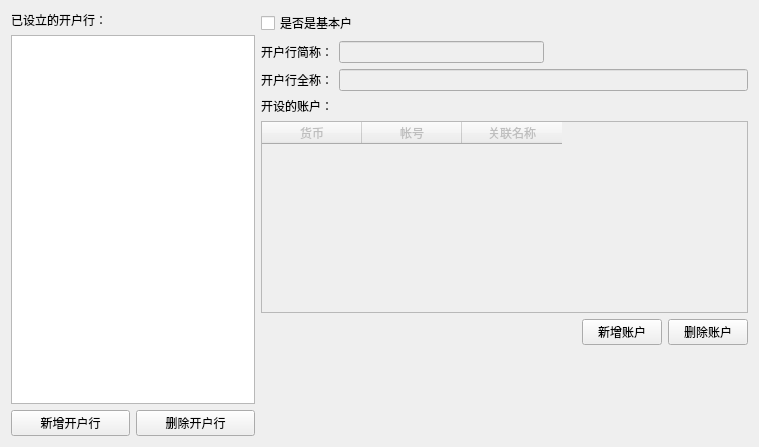
Qt form forms/apcbank.ui (wangkungit5905/PzAssistant) before a commit.
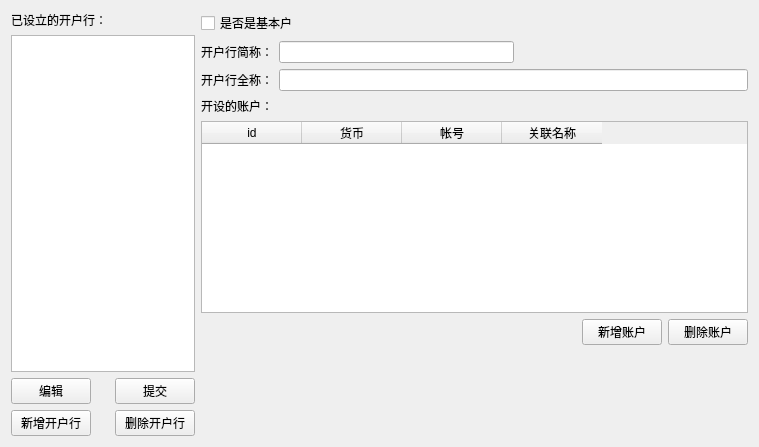
The same form after that commit.

```diff
--- a/forms/apcbank.ui
+++ b/forms/apcbank.ui
@@ -13,9 +13,9 @@
   <property name="windowTitle">
    <string>Form</string>
   </property>
-  <layout class="QHBoxLayout" name="horizontalLayout_5" stretch="1,2">
+  <layout class="QHBoxLayout" name="horizontalLayout_4" stretch="1,3">
    <item>
-    <layout class="QVBoxLayout" name="verticalLayout_4">
+    <layout class="QVBoxLayout" name="verticalLayout_3">
      <item>
       <widget class="QLabel" name="label">
        <property name="text">
@@ -24,19 +24,39 @@
       </widget>
      </item>
      <item>
-      <widget class="QListView" name="lstBank"/>
+      <widget class="QListWidget" name="lstBank"/>
      </item>
      <item>
-      <layout class="QHBoxLayout" name="horizontalLayout_4">
-       <item>
-        <widget class="QPushButton" name="btnNewBank">
+      <layout class="QGridLayout" name="gridLayout">
+       <property name="horizontalSpacing">
+        <number>24</number>
+       </property>
+       <property name="verticalSpacing">
+        <number>6</number>
+       </property>
+       <item row="0" column="0">
+        <widget class="QPushButton" name="editBank">
+         <property name="text">
+          <string>编辑</string>
+         </property>
+        </widget>
+       </item>
+       <item row="0" column="1">
+        <widget class="QPushButton" name="submit">
+         <property name="text">
+          <string>提交</string>
+         </property>
+        </widget>
+       </item>
+       <item row="1" column="0">
+        <widget class="QPushButton" name="newBank">
          <property name="text">
           <string>新增开户行</string>
          </property>
         </widget>
        </item>
-       <item>
-        <widget class="QPushButton" name="btnDelBank">
+       <item row="1" column="1">
+        <widget class="QPushButton" name="delBank">
          <property name="enabled">
           <bool>true</bool>
          </property>
@@ -73,7 +93,7 @@
        <item>
         <widget class="QLineEdit" name="edtBankName">
          <property name="enabled">
-          <bool>false</bool>
+          <bool>true</bool>
          </property>
         </widget>
        </item>
@@ -104,7 +124,7 @@
        <item>
         <widget class="QLineEdit" name="edtBankLName">
          <property name="enabled">
-          <bool>false</bool>
+          <bool>true</bool>
          </property>
         </widget>
        </item>
@@ -122,8 +142,16 @@
        <item>
         <widget class="QTableWidget" name="tvAccList">
          <property name="enabled">
-          <bool>false</bool>
+          <bool>true</bool>
          </property>
+         <property name="selectionBehavior">
+          <enum>QAbstractItemView::SelectRows</enum>
+         </property>
+         <column>
+          <property name="text">
+           <string>id</string>
+          </property>
+         </column>
          <column>
           <property name="text">
            <string>货币</string>
```
Left out of the diff: 8 changed lines with no effect on the pictures.
